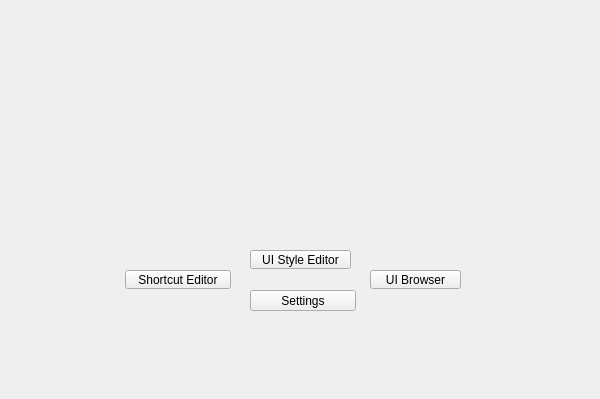
m3trik/tentacle, file tentacle/ui/settings#submenu.ui: the form before one commit; both pictures show x 0 to 600 and y 0 to 399 of the 600 by 600 pixel window.
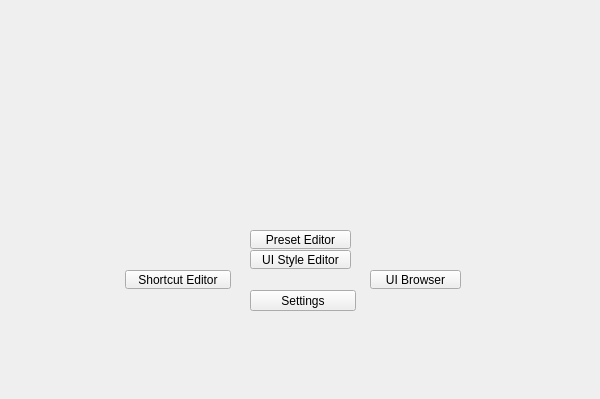
The form after the commit. Custom widgets are drawn as their Qt base class.

Commit message:
Every slot class is named `<Base>Slots`: 44 Maya/Blender classes...
Every slot class is named `<Base>Slots`: 44 Maya/Blender classes took the suffix

```diff
--- a/tentacle/ui/settings#submenu.ui
+++ b/tentacle/ui/settings#submenu.ui
@@ -84,6 +84,34 @@
      <string>Settings</string>
     </property>
    </widget>
+   <widget class="QPushButton" name="b024">
+    <property name="geometry">
+     <rect>
+      <x>250</x>
+      <y>230</y>
+      <width>101</width>
+      <height>19</height>
+     </rect>
+    </property>
+    <property name="minimumSize">
+     <size>
+      <width>0</width>
+      <height>19</height>
+     </size>
+    </property>
+    <property name="maximumSize">
+     <size>
+      <width>16777215</width>
+      <height>19</height>
+     </size>
+    </property>
+    <property name="toolTip">
+     <string>Manage every tool's presets in one window: lock them, group them into collections, back up, and share.</string>
+    </property>
+    <property name="text">
+     <string>Preset Editor</string>
+    </property>
+   </widget>
    <widget class="QPushButton" name="b020">
     <property name="geometry">
      <rect>
```
The commit also changes 136 other files.
